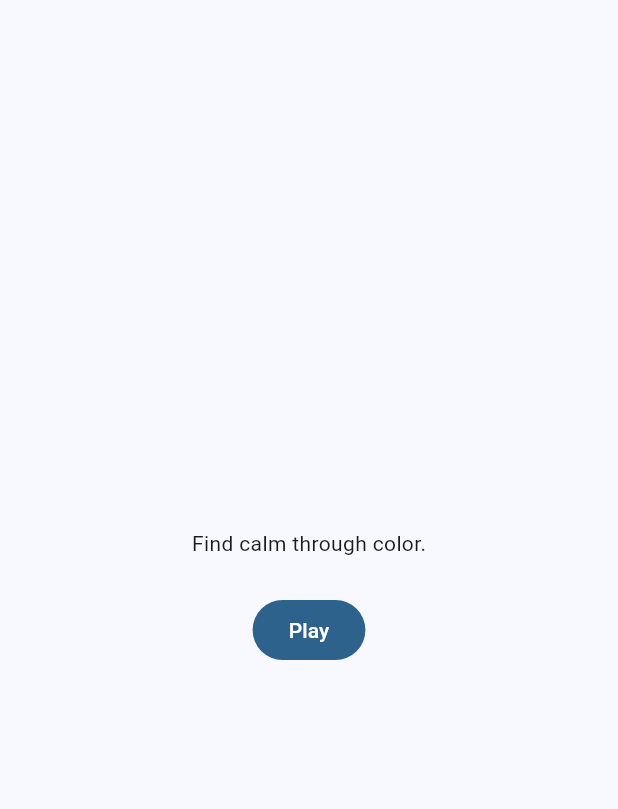
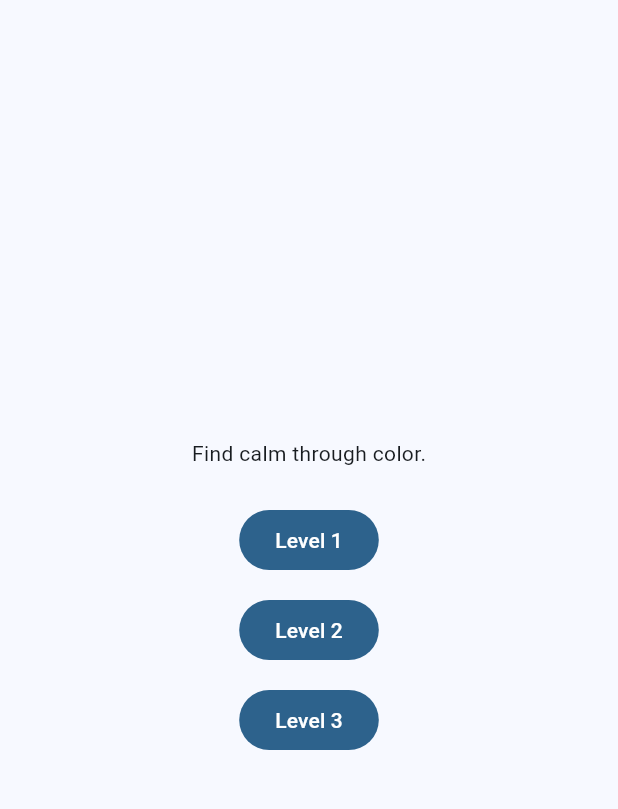
Before and after one commit to Berilblks/Pixel-Harmony, a Flutter app: the screen it shows after launch, on a phone screen of 412 x 824 dp, the part 63-872 px from its top. Run offline on Flutter 3.47's test engine with Material 3 defaults, Android fonts, the phone set to English and light mode, and no system bars; our stand-ins replace flutter_riverpod, go_router; missing offline and left inert: flame.

Commit message:
feat: add deterministic level system

```diff
--- a/flutter_app/lib/app/router/app_router.dart
+++ b/flutter_app/lib/app/router/app_router.dart
@@ -2,6 +2,7 @@ import 'package:flutter_riverpod/flutter_riverpod.dart';
 import 'package:go_router/go_router.dart';
 import 'package:pixel_harmony/features/gameplay/presentation/gameplay_screen.dart';
 import 'package:pixel_harmony/features/home/presentation/home_screen.dart';
+import 'package:pixel_harmony/game/levels/level_catalog.dart';
 
 abstract final class AppRoutes {
   static const home = 'home';
@@ -17,9 +18,12 @@ final appRouterProvider = Provider<GoRouter>((ref) {
         builder: (context, state) => const HomeScreen(),
       ),
       GoRoute(
-        path: '/gameplay',
+        path: '/gameplay/:levelId',
         name: AppRoutes.gameplay,
-        builder: (context, state) => const GameplayScreen(),
+        builder:
+            (context, state) => GameplayScreen(
+              level: LevelCatalog.byId(state.pathParameters['levelId']!),
+            ),
       ),
     ],
   );
--- a/flutter_app/lib/core/localization/app_en.arb
+++ b/flutter_app/lib/core/localization/app_en.arb
@@ -14,5 +14,8 @@
       }
     }
   },
-  "completionContinue": "Continue"
+  "completionContinue": "Continue",
+  "level1Label": "Level 1",
+  "level2Label": "Level 2",
+  "level3Label": "Level 3"
 }
--- a/flutter_app/lib/core/localization/app_localizations.dart
+++ b/flutter_app/lib/core/localization/app_localizations.dart
@@ -145,6 +145,24 @@ abstract class AppLocalizations {
   /// In en, this message translates to:
   /// **'Continue'**
   String get completionContinue;
+
+  /// No description provided for @level1Label.
+  ///
+  /// In en, this message translates to:
+  /// **'Level 1'**
+  String get level1Label;
+
+  /// No description provided for @level2Label.
+  ///
+  /// In en, this message translates to:
+  /// **'Level 2'**
+  String get level2Label;
+
+  /// No description provided for @level3Label.
+  ///
+  /// In en, this message translates to:
+  /// **'Level 3'**
+  String get level3Label;
 }
 
 class _AppLocalizationsDelegate
--- a/flutter_app/lib/core/localization/app_localizations_en.dart
+++ b/flutter_app/lib/core/localization/app_localizations_en.dart
@@ -33,4 +33,13 @@ class AppLocalizationsEn extends AppLocalizations {
 
   @override
   String get completionContinue => 'Continue';
+
+  @override
+  String get level1Label => 'Level 1';
+
+  @override
+  String get level2Label => 'Level 2';
+
+  @override
+  String get level3Label => 'Level 3';
 }
--- a/flutter_app/lib/core/localization/app_tr.arb
+++ b/flutter_app/lib/core/localization/app_tr.arb
@@ -14,5 +14,8 @@
       }
     }
   },
-  "completionContinue": "Devam Et"
+  "completionContinue": "Devam Et",
+  "level1Label": "Seviye 1",
+  "level2Label": "Seviye 2",
+  "level3Label": "Seviye 3"
 }
--- a/flutter_app/lib/features/gameplay/presentation/gameplay_screen.dart
+++ b/flutter_app/lib/features/gameplay/presentation/gameplay_screen.dart
@@ -4,11 +4,17 @@ import 'package:go_router/go_router.dart';
 import 'package:pixel_harmony/app/router/app_router.dart';
 import 'package:pixel_harmony/core/localization/app_localizations.dart';
 import 'package:pixel_harmony/features/gameplay/presentation/gameplay_completion_controller.dart';
+import 'package:pixel_harmony/game/levels/level_definition.dart';
 import 'package:pixel_harmony/game/pixel_harmony_game.dart';
 
 class GameplayScreen extends StatefulWidget {
-  const GameplayScreen({super.key, this.completionController});
+  const GameplayScreen({
+    super.key,
+    required this.level,
+    this.completionController,
+  });
 
+  final LevelDefinition level;
   final GameplayCompletionController? completionController;
 
   @override
@@ -26,7 +32,10 @@ class _GameplayScreenState extends State<GameplayScreen> {
     _ownsCompletionController = widget.completionController == null;
     _completionController =
         widget.completionController ?? GameplayCompletionController();
-    _game = PixelHarmonyGame(onCompleted: _completionController.showCompletion);
+    _game = PixelHarmonyGame(
+      level: widget.level,
+      onCompleted: _completionController.showCompletion,
+    );
   }
 
   @override
--- a/flutter_app/lib/features/home/presentation/home_screen.dart
+++ b/flutter_app/lib/features/home/presentation/home_screen.dart
@@ -2,6 +2,8 @@ import 'package:flutter/material.dart';
 import 'package:go_router/go_router.dart';
 import 'package:pixel_harmony/app/router/app_router.dart';
 import 'package:pixel_harmony/core/localization/app_localizations.dart';
+import 'package:pixel_harmony/game/levels/level_catalog.dart';
+import 'package:pixel_harmony/game/levels/level_definition.dart';
 
 class HomeScreen extends StatelessWidget {
   const HomeScreen({super.key});
@@ -18,13 +20,33 @@ class HomeScreen extends StatelessWidget {
           children: [
             Text(localizations.homeWelcome),
             const SizedBox(height: 24),
-            FilledButton(
-              onPressed: () => context.goNamed(AppRoutes.gameplay),
-              child: Text(localizations.playButton),
-            ),
+            for (final level in LevelCatalog.levels) ...[
+              FilledButton(
+                key: Key('levelButton_${level.id}'),
+                onPressed:
+                    () => context.goNamed(
+                      AppRoutes.gameplay,
+                      pathParameters: {'levelId': level.id},
+                    ),
+                child: Text(_localizedLevelName(localizations, level)),
+              ),
+              if (level != LevelCatalog.levels.last) const SizedBox(height: 12),
+            ],
           ],
         ),
       ),
     );
   }
+
+  String _localizedLevelName(
+    AppLocalizations localizations,
+    LevelDefinition level,
+  ) {
+    return switch (level.nameKey) {
+      LevelNameKeys.level1 => localizations.level1Label,
+      LevelNameKeys.level2 => localizations.level2Label,
+      LevelNameKeys.level3 => localizations.level3Label,
+      _ => throw StateError('Unknown level name key: ${level.nameKey}'),
+    };
+  }
 }
--- /dev/null
+++ b/flutter_app/lib/game/levels/level_catalog.dart
@@ -0,0 +1,103 @@
+import 'package:pixel_harmony/game/levels/level_definition.dart';
+
+abstract final class LevelNameKeys {
+  static const level1 = 'level1';
+  static const level2 = 'level2';
+  static const level3 = 'level3';
+}
+
+abstract final class LevelCatalog {
+  static final List<LevelDefinition> levels = List.unmodifiable([
+    LevelDefinition(
+      id: 'level_001',
+      nameKey: LevelNameKeys.level1,
+      boardSize: 2,
+      tiles: const [
+        LevelTileDefinition(id: 'level_001_tile_0', colorValue: 0xFF5BC0EB),
+        LevelTileDefinition(id: 'level_001_tile_1', colorValue: 0xFF9BC53D),
+        LevelTileDefinition(id: 'level_001_tile_2', colorValue: 0xFFFDE74C),
+        LevelTileDefinition(id: 'level_001_tile_3', colorValue: 0xFFE55934),
+      ],
+      initialTileOrder: const [
+        'level_001_tile_1',
+        'level_001_tile_0',
+        'level_001_tile_2',
+        'level_001_tile_3',
+      ],
+      solutionTileOrder: const [
+        'level_001_tile_0',
+        'level_001_tile_1',
+        'level_001_tile_2',
+        'level_001_tile_3',
+      ],
+    ),
+    LevelDefinition(
+      id: 'level_002',
+      nameKey: LevelNameKeys.level2,
+      boardSize: 2,
+      tiles: const [
+        LevelTileDefinition(id: 'level_002_tile_0', colorValue: 0xFF4F86C6),
+        LevelTileDefinition(id: 'level_002_tile_1', colorValue: 0xFF6FA8DC),
+        LevelTileDefinition(id: 'level_002_tile_2', colorValue: 0xFFA4C2F4),
+        LevelTileDefinition(id: 'level_002_tile_3', colorValue: 0xFFD9EAF7),
+      ],
+      initialTileOrder: const [
+        'level_002_tile_1',
+        'level_002_tile_0',
+        'level_002_tile_3',
+        'level_002_tile_2',
+      ],
+      solutionTileOrder: const [
+        'level_002_tile_0',
+        'level_002_tile_1',
+        'level_002_tile_2',
+        'level_002_tile_3',
+      ],
+    ),
+    LevelDefinition(
+      id: 'level_003',
+      nameKey: LevelNameKeys.level3,
+      boardSize: 3,
+      tiles: const [
+        LevelTileDefinition(id: 'level_003_tile_0', colorValue: 0xFF5BC0EB),
+        LevelTileDefinition(id: 'level_003_tile_1', colorValue: 0xFF6CC5D3),
+        LevelTileDefinition(id: 'level_003_tile_2', colorValue: 0xFF7DCAA9),
+        LevelTileDefinition(id: 'level_003_tile_3', colorValue: 0xFF8ECF80),
+        LevelTileDefinition(id: 'level_003_tile_4', colorValue: 0xFFA6D66A),
+        LevelTileDefinition(id: 'level_003_tile_5', colorValue: 0xFFC3DD5C),
+        LevelTileDefinition(id: 'level_003_tile_6', colorValue: 0xFFDFE451),
+        LevelTileDefinition(id: 'level_003_tile_7', colorValue: 0xFFF1E757),
+        LevelTileDefinition(id: 'level_003_tile_8', colorValue: 0xFFFDEB70),
+      ],
+      initialTileOrder: const [
+        'level_003_tile_1',
+        'level_003_tile_0',
+        'level_003_tile_2',
+        'level_003_tile_3',
+        'level_003_tile_4',
+        'level_003_tile_5',
+        'level_003_tile_7',
+        'level_003_tile_6',
+        'level_003_tile_8',
+      ],
+      solutionTileOrder: const [
+        'level_003_tile_0',
+        'level_003_tile_1',
+        'level_003_tile_2',
+        'level_003_tile_3',
+        'level_003_tile_4',
+        'level_003_tile_5',
+        'level_003_tile_6',
+        'level_003_tile_7',
+        'level_003_tile_8',
+      ],
+    ),
+  ]);
+
+  static LevelDefinition byId(String id) {
+    return levels.firstWhere(
+      (level) => level.id == id,
+      orElse: () => throw ArgumentError.value(id, 'id', 'Unknown level ID.'),
+    );
+  }
+}
--- /dev/null
+++ b/flutter_app/lib/game/levels/level_definition.dart
@@ -0,0 +1,102 @@
+class LevelTileDefinition {
+  const LevelTileDefinition({required this.id, required this.colorValue});
+
+  final String id;
+  final int colorValue;
+}
+
+class LevelDefinition {
+  LevelDefinition({
+    required this.id,
+    required this.nameKey,
+    required this.boardSize,
+    required List<LevelTileDefinition> tiles,
+    required List<String> initialTileOrder,
+    required List<String> solutionTileOrder,
+  }) : tiles = List.unmodifiable(tiles),
+       initialTileOrder = List.unmodifiable(initialTileOrder),
+       solutionTileOrder = List.unmodifiable(solutionTileOrder) {
+    _validate();
+  }
+
+  final String id;
+  final String nameKey;
+  final int boardSize;
+  final List<LevelTileDefinition> tiles;
+  final List<String> initialTileOrder;
+  final List<String> solutionTileOrder;
+
+  void _validate() {
+    if (boardSize <= 0) {
+      throw ArgumentError.value(boardSize, 'boardSize', 'Must be positive.');
+    }
+
+    final expectedTileCount = boardSize * boardSize;
+    if (tiles.length != expectedTileCount) {
+      throw ArgumentError.value(
+        tiles.length,
+        'tiles',
+        'Expected $expectedTileCount tiles.',
+      );
+    }
+
+    final tileIds = tiles.map((tile) => tile.id).toList(growable: false);
+    if (tileIds.toSet().length != tileIds.length) {
+      throw ArgumentError.value(tileIds, 'tiles', 'Tile IDs must be unique.');
+    }
+
+    _validateOrder(
+      name: 'initialTileOrder',
+      order: initialTileOrder,
+      expectedTileCount: expectedTileCount,
+      tileIds: tileIds.toSet(),
+    );
+    _validateOrder(
+      name: 'solutionTileOrder',
+      order: solutionTileOrder,
+      expectedTileCount: expectedTileCount,
+      tileIds: tileIds.toSet(),
+    );
+    if (_ordersMatch(initialTileOrder, solutionTileOrder)) {
+      throw ArgumentError.value(
+        initialTileOrder,
+        'initialTileOrder',
+        'Initial order must be different from the solution order.',
+      );
+    }
+  }
+
+  static bool _ordersMatch(List<String> first, List<String> second) {
+    for (var index = 0; index < first.length; index++) {
+      if (first[index] != second[index]) {
+        return false;
+      }
+    }
+    return true;
+  }
+
+  static void _validateOrder({
+    required String name,
+    required List<String> order,
+    required int expectedTileCount,
+    required Set<String> tileIds,
+  }) {
+    if (order.length != expectedTileCount) {
+      throw ArgumentError.value(
+        order.length,
+        name,
+        'Expected $expectedTileCount tile IDs.',
+      );
+    }
+    final orderIds = order.toSet();
+    if (orderIds.length != order.length ||
+        !orderIds.every(tileIds.contains) ||
+        !tileIds.every(orderIds.contains)) {
+      throw ArgumentError.value(
+        order,
+        name,
+        'Order must contain every known tile ID exactly once.',
+      );
+    }
+  }
+}
--- a/flutter_app/lib/game/pixel_harmony_game.dart
+++ b/flutter_app/lib/game/pixel_harmony_game.dart
@@ -3,12 +3,13 @@ import 'dart:ui';
 import 'package:flame/game.dart';
 import 'package:pixel_harmony/game/board/board_component.dart';
 import 'package:pixel_harmony/game/board/board_config.dart';
+import 'package:pixel_harmony/game/levels/level_definition.dart';
 import 'package:pixel_harmony/game/state/board_state.dart';
 import 'package:pixel_harmony/game/state/game_session.dart';
 
 class PixelHarmonyGame extends FlameGame {
-  PixelHarmonyGame({GameSession? session, this.onCompleted})
-    : session = session ?? GameSession.initial();
+  PixelHarmonyGame({required LevelDefinition level, this.onCompleted})
+    : session = GameSession(level: level);
 
   final GameSession session;
   final void Function(BoardState state)? onCompleted;
--- a/flutter_app/lib/game/state/game_session.dart
+++ b/flutter_app/lib/game/state/game_session.dart
@@ -1,36 +1,35 @@
 import 'dart:ui';
 
+import 'package:pixel_harmony/game/levels/level_definition.dart';
 import 'package:pixel_harmony/game/models/tile_model.dart';
 import 'package:pixel_harmony/game/state/board_state.dart';
 import 'package:pixel_harmony/game/state/puzzle_solution.dart';
 
 class GameSession {
-  GameSession({required BoardState boardState, required this.solution})
-    : _boardState = boardState.withCompleted(
-        solution.matches(boardState.tiles.map((tile) => tile.id)),
-      );
-
-  factory GameSession.initial() {
-    return GameSession(
-      solution: PuzzleSolution(
-        tileIds: const ['tile_0', 'tile_1', 'tile_2', 'tile_3'],
-      ),
-      boardState: BoardState(
-        boardSize: 2,
-        tiles: const [
-          TileModel(id: 'tile_1', color: Color(0xFF9BC53D)),
-          TileModel(id: 'tile_0', color: Color(0xFF5BC0EB)),
-          TileModel(id: 'tile_2', color: Color(0xFFFDE74C)),
-          TileModel(id: 'tile_3', color: Color(0xFFE55934)),
-        ],
-      ),
+  GameSession({required this.level})
+    : solution = PuzzleSolution(tileIds: level.solutionTileOrder),
+      _boardState = _buildInitialState(level) {
+    _boardState = _boardState.withCompleted(
+      solution.matches(_boardState.tiles.map((tile) => tile.id)),
     );
   }
 
+  final LevelDefinition level;
   final PuzzleSolution solution;
   BoardState _boardState;
 
   BoardState get boardState => _boardState;
+
+  static BoardState _buildInitialState(LevelDefinition level) {
+    final tilesById = {
+      for (final tile in level.tiles)
+        tile.id: TileModel(id: tile.id, color: Color(tile.colorValue)),
+    };
+    return BoardState(
+      boardSize: level.boardSize,
+      tiles: [for (final id in level.initialTileOrder) tilesById[id]!],
+    );
+  }
 
   BoardState swapTiles(int sourceIndex, int targetIndex) {
     if (_boardState.completed) {
```
Also changed, not shown: flutter_app/lib/core/localization/app_localizations_tr.dart (+9 -0 lines), 6 other files.
